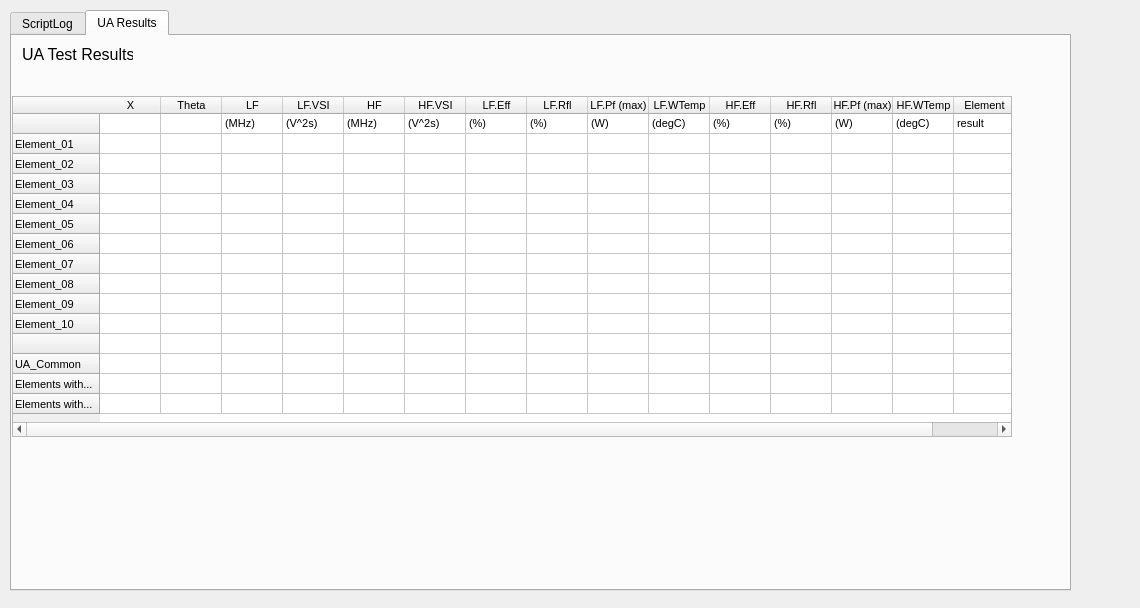
8foldrepo/RF_Balance_Profound, file Widget_Library/widget_results.ui: the form before one commit.
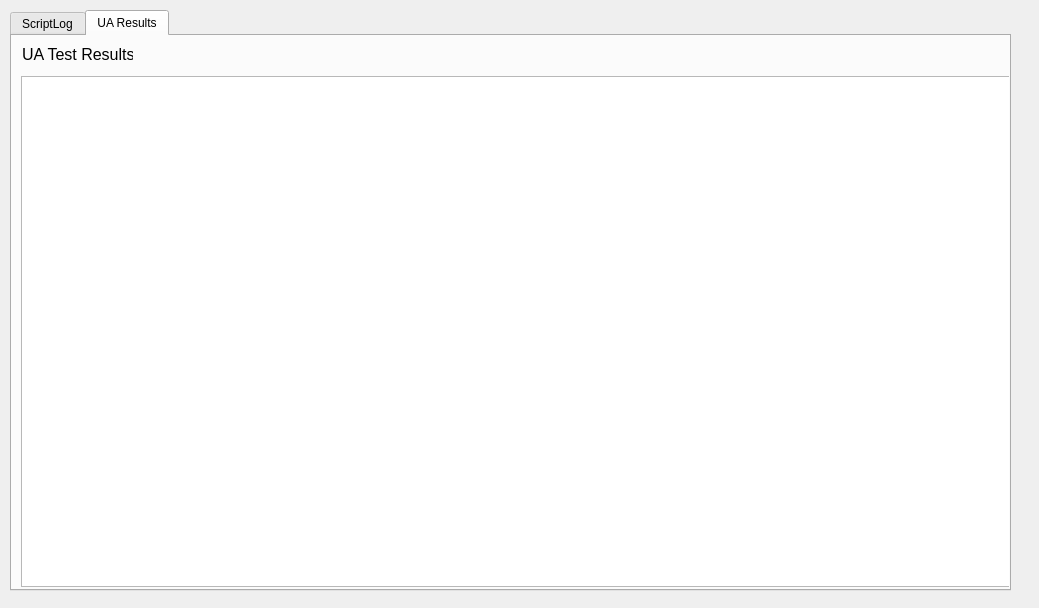
The form after the commit. The open tabs and pages were chosen to show the change.

What changed in the file:
```diff
--- a/Widget_Library/widget_results.ui
+++ b/Widget_Library/widget_results.ui
@@ -6,7 +6,7 @@
    <rect>
     <x>0</x>
     <y>0</y>
-    <width>1140</width>
+    <width>1039</width>
     <height>608</height>
    </rect>
   </property>
@@ -18,7 +18,7 @@
     <rect>
      <x>10</x>
      <y>10</y>
-     <width>1061</width>
+     <width>1001</width>
      <height>581</height>
     </rect>
    </property>
@@ -62,13 +62,13 @@
     <attribute name="title">
      <string>UA Results</string>
     </attribute>
-    <widget class="QTableWidget" name="results_table">
+    <widget class="QTableView" name="results_table">
      <property name="geometry">
       <rect>
-       <x>0</x>
-       <y>60</y>
-       <width>1000</width>
-       <height>341</height>
+       <x>9</x>
+       <y>40</y>
+       <width>991</width>
+       <height>511</height>
       </rect>
      </property>
      <property name="sizePolicy">
@@ -83,253 +83,6 @@
        <height>1000</height>
       </size>
      </property>
-     <property name="font">
-      <font>
-       <pointsize>8</pointsize>
-      </font>
-     </property>
-     <attribute name="horizontalHeaderDefaultSectionSize">
-      <number>61</number>
-     </attribute>
-     <attribute name="verticalHeaderCascadingSectionResizes">
-      <bool>false</bool>
-     </attribute>
-     <attribute name="verticalHeaderDefaultSectionSize">
-      <number>20</number>
-     </attribute>
-     <attribute name="verticalHeaderMinimumSectionSize">
-      <number>10</number>
-     </attribute>
-     <row>
-      <property name="text">
-       <string/>
-      </property>
-     </row>
-     <row>
-      <property name="text">
-       <string>Element_01</string>
-      </property>
-     </row>
-     <row>
-      <property name="text">
-       <string>Element_02</string>
-      </property>
-     </row>
-     <row>
-      <property name="text">
-       <string>Element_03</string>
-      </property>
-     </row>
-     <row>
-      <property name="text">
-       <string>Element_04</string>
-      </property>
-     </row>
-     <row>
-      <property name="text">
-       <string>Element_05</string>
-      </property>
-     </row>
-     <row>
-      <property name="text">
-       <string>Element_06</string>
-      </property>
-     </row>
-     <row>
-      <property name="text">
-       <string>Element_07</string>
-      </property>
-     </row>
-     <row>
-      <property name="text">
-       <string>Element_08</string>
-      </property>
-     </row>
-     <row>
-      <property name="text">
-       <string>Element_09</string>
-      </property>
-     </row>
-     <row>
-      <property name="text">
-       <string>Element_10</string>
-      </property>
-     </row>
-     <row>
-      <property name="text">
-       <string/>
-      </property>
-     </row>
-     <row>
-      <property name="text">
-       <string>UA_Common</string>
-      </property>
-     </row>
-     <row>
-      <property name="text">
-       <string>Elements with...</string>
-      </property>
-     </row>
-     <row>
-      <property name="text">
-       <string>Elements with...</string>
-      </property>
-     </row>
-     <column>
-      <property name="text">
-       <string>X</string>
-      </property>
-     </column>
-     <column>
-      <property name="text">
-       <string>Theta</string>
-      </property>
-     </column>
-     <column>
-      <property name="text">
-       <string>LF</string>
-      </property>
-     </column>
-     <column>
-      <property name="text">
-       <string>LF.VSI</string>
-      </property>
-     </column>
-     <column>
-      <property name="text">
-       <string>HF</string>
-      </property>
-     </column>
-     <column>
-      <property name="text">
-       <string>HF.VSI</string>
-      </property>
-     </column>
-     <column>
-      <property name="text">
-       <string>LF.Eff</string>
-      </property>
-     </column>
-     <column>
-      <property name="text">
-       <string>LF.Rfl</string>
-      </property>
-     </column>
-     <column>
-      <property name="text">
-       <string>LF.Pf (max)</string>
-      </property>
-     </column>
-     <column>
-      <property name="text">
-       <string>LF.WTemp</string>
-      </property>
-     </column>
-     <column>
-      <property name="text">
-       <string>HF.Eff</string>
-      </property>
-     </column>
-     <column>
-      <property name="text">
-       <string>HF.Rfl</string>
-      </property>
-     </column>
-     <column>
-      <property name="text">
-       <string>HF.Pf (max)</string>
-      </property>
-     </column>
-     <column>
-      <property name="text">
-       <string>HF.WTemp</string>
-      </property>
-     </column>
-     <column>
-      <property name="text">
-       <string>Element</string>
-      </property>
-     </column>
-     <item row="0" column="0">
-      <property name="text">
-       <string/>
-      </property>
-     </item>
-     <item row="0" column="1">
-      <property name="text">
-       <string/>
-      </property>
-     </item>
-     <item row="0" column="2">
-      <property name="text">
-       <string>(MHz)</string>
-      </property>
-     </item>
-     <item row="0" column="3">
-      <property name="text">
-       <string>(V^2s)</string>
-      </property>
-     </item>
-     <item row="0" column="4">
-      <property name="text">
-       <string>(MHz)</string>
-      </property>
-     </item>
-     <item row="0" column="5">
-      <property name="text">
-       <string>(V^2s)</string>
-      </property>
-     </item>
-     <item row="0" column="6">
-      <property name="text">
-       <string>(%)</string>
-      </property>
-     </item>
-     <item row="0" column="7">
-      <property name="text">
-       <string>(%)</string>
-      </property>
-     </item>
-     <item row="0" column="8">
-      <property name="text">
-       <string>(W)</string>
-      </property>
-     </item>
-     <item row="0" column="9">
-      <property name="text">
-       <string>(degC)</string>
-      </property>
-     </item>
-     <item row="0" column="10">
-      <property name="text">
-       <string>(%)</string>
-      </property>
-     </item>
-     <item row="0" column="11">
-      <property name="text">
-       <string>(%)</string>
-      </property>
-     </item>
-     <item row="0" column="12">
-      <property name="text">
-       <string>(W)</string>
-      </property>
-     </item>
-     <item row="0" column="13">
-      <property name="text">
-       <string>(degC)</string>
-      </property>
-     </item>
-     <item row="0" column="14">
-      <property name="text">
-       <string>result</string>
-      </property>
-     </item>
-     <item row="2" column="1">
-      <property name="text">
-       <string/>
-      </property>
-     </item>
     </widget>
     <widget class="QLabel" name="label_130">
      <property name="geometry">
```
Left out of the diff: 4 changed lines with no effect on the pictures.
